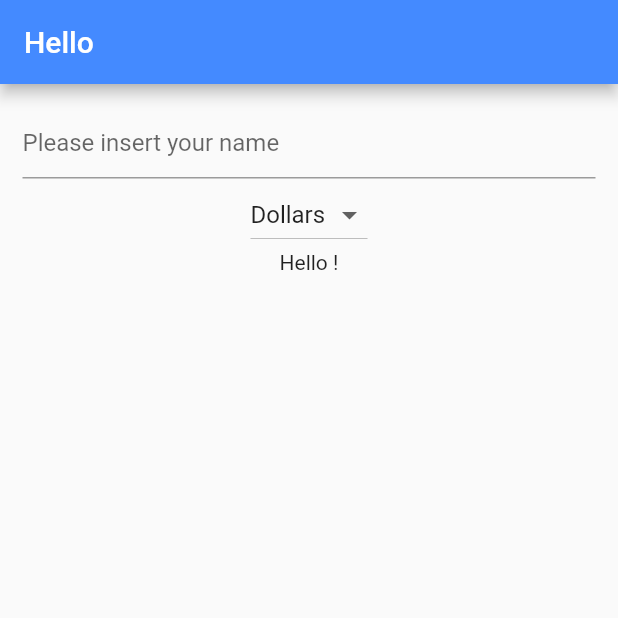
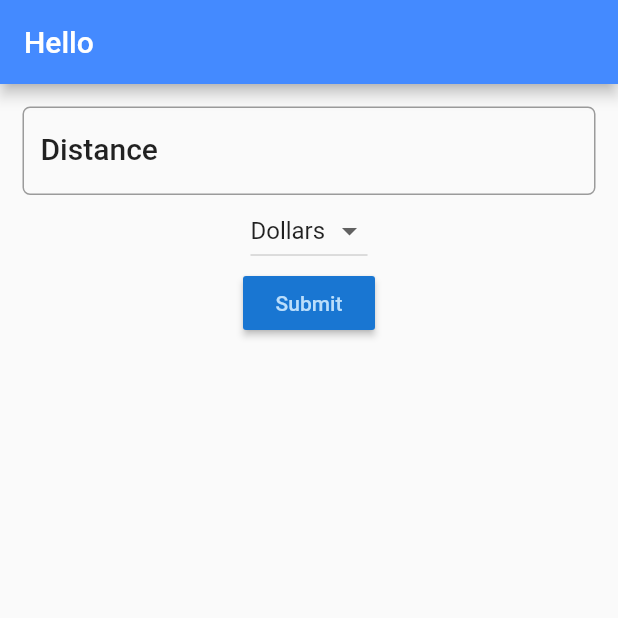
Before and after one commit to preyneke/trip_cost_app, a Flutter app: the screen it shows after launch, on a phone screen of 412 x 824 dp, the top half of it. Run offline on Flutter 3.47's test engine with Material 2 defaults, Android fonts, the phone set to English and light mode, and no system bars.

Commit message:
updated app to use text edit controller

```diff
--- a/trip_cost_app/lib/main.dart
+++ b/trip_cost_app/lib/main.dart
@@ -8,29 +8,32 @@ class MyApp extends StatelessWidget {
   // This widget is the root of your application.
   @override
   Widget build(BuildContext context) {
-    return MaterialApp(
-      title: 'Hello You',
+      return MaterialApp(
+      title: 'Trip Cost Calculator',
       theme: ThemeData(
 
         primarySwatch: Colors.blue,
       ),
-      home: HelloYou(),
+      home: FuelForm(),
     );
   }
 }
 
-class HelloYou extends StatefulWidget{
+class FuelForm extends StatefulWidget{
   @override
-  State<StatefulWidget> createState() => _HelloYouState();
+  State<StatefulWidget> createState() => _FuelFormState();
 
   }
 
-  class _HelloYouState extends State<HelloYou>{
-  String name = '';
+  class _FuelFormState extends State<FuelForm>{
+
   final _currencies = ['Dollars', 'Euro', 'Pounds'];
   String _currency = 'Dollars';
+  TextEditingController distanceController = TextEditingController();
+  String result = '';
   @override
   Widget build(BuildContext context) {
+    TextStyle textStyle = Theme.of(context).textTheme.headline6;
 
     return Scaffold(
       appBar: AppBar(
@@ -42,13 +45,15 @@ class HelloYou extends StatefulWidget{
         child: Column(
           children: <Widget>[
             TextField(
+              controller: distanceController,
               decoration: InputDecoration(
-                hintText: 'Please insert your name' ) ,
-              onChanged: (String string){
-                setState(() {
-                  name = string;
-                });
-              },
+                labelText: 'Distance',
+                hintText: 'e.g 124',
+                labelStyle: textStyle,
+                border: OutlineInputBorder(
+                  borderRadius: BorderRadius.circular(5.0)
+                ) ) ,
+                keyboardType: TextInputType.number,
             ),
             DropdownButton<String>(
               items:_currencies.map((String value){
@@ -62,7 +67,16 @@ class HelloYou extends StatefulWidget{
                 _onDropDownChanged(value);
               } ,
               ),
-            Text('Hello ' + name + '!')
+              RaisedButton(
+                color: Theme.of(context).primaryColorDark ,
+                textColor: Theme.of(context).primaryColorLight,
+                onPressed: (){
+                  setState(() {
+                    result = distanceController.text;
+                  });
+                },
+                child: Text('Submit')),
+            Text(result)
           ],
         ),
       ),
```
